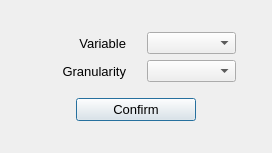
This is main/plot_models/options_histogram.ui in Kirikus/2024_Experiments as Qt 5 draws it before an edit. The edited form follows.
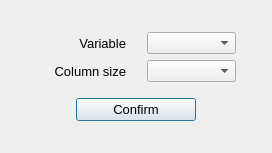
This is the edited form.

```diff
--- a/main/plot_models/options_histogram.ui
+++ b/main/plot_models/options_histogram.ui
@@ -87,7 +87,7 @@
             </font>
            </property>
            <property name="text">
-            <string>Granularity</string>
+            <string>Column size</string>
            </property>
            <property name="alignment">
             <set>Qt::AlignRight|Qt::AlignTrailing|Qt::AlignVCenter</set>
```
